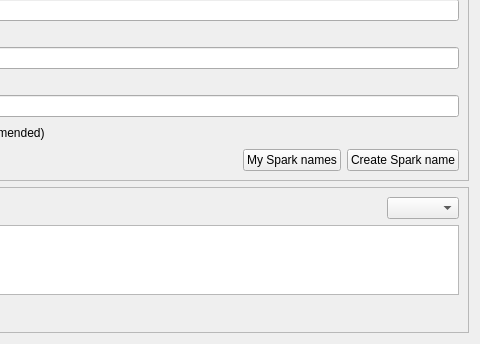
Qt form src/qt/forms/receivecoinsdialog.ui (firoorg/firo) before a commit; both pictures show x 296 to 776 and y 90 to 434 of the 776 by 434 pixel window.
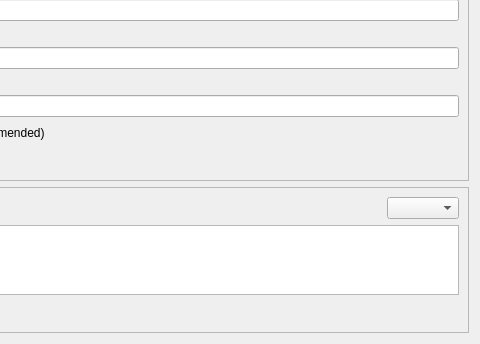
The same form after that commit. Custom widgets are drawn as their Qt base class.

Commit message: Add dedicated Spark Names page

What changed in the file:
```diff
--- a/src/qt/forms/receivecoinsdialog.ui
+++ b/src/qt/forms/receivecoinsdialog.ui
@@ -192,44 +192,6 @@
             </property>
            </spacer>
           </item>
-          <item>
-           <widget class="QPushButton" name="mySparkNamesButton">
-            <property name="sizePolicy">
-             <sizepolicy hsizetype="Minimum" vsizetype="Fixed">
-              <horstretch>0</horstretch>
-              <verstretch>0</verstretch>
-             </sizepolicy>
-            </property>
-            <property name="toolTip">
-             <string>Browse your spark names to use as label.</string>
-            </property>
-            <property name="text">
-             <string>My Spark names</string>
-            </property>
-            <property name="autoDefault">
-             <bool>false</bool>
-            </property>
-           </widget>
-          </item>
-          <item>
-           <widget class="QPushButton" name="createSparkNameButton">
-            <property name="sizePolicy">
-             <sizepolicy hsizetype="Minimum" vsizetype="Fixed">
-              <horstretch>0</horstretch>
-              <verstretch>0</verstretch>
-             </sizepolicy>
-            </property>
-            <property name="toolTip">
-             <string>Create new spark name.</string>
-            </property>
-            <property name="text">
-             <string>Create Spark name</string>
-            </property>
-            <property name="autoDefault">
-             <bool>false</bool>
-            </property>
-           </widget>
-          </item>
          </layout>
         </item>
        </layout>
```
The commit also changes 15 other files.
